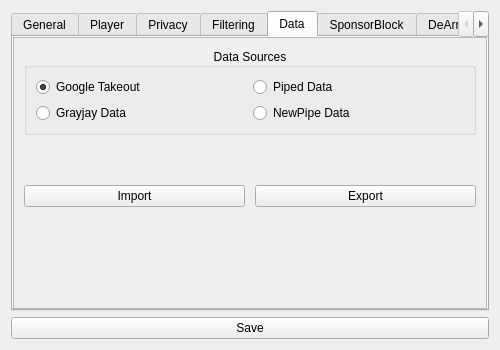
BowDown097/QtTube, file src/ui/forms/settings/settingsform.ui: the form before one commit.
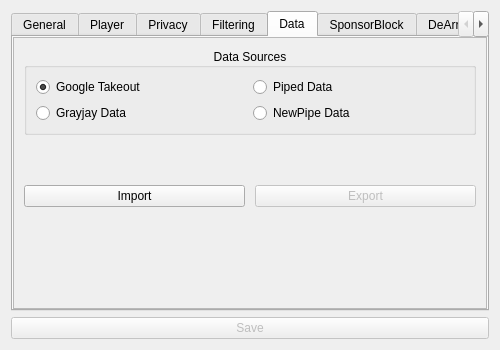
The form after the commit. The open tabs and pages were chosen to show the change.

Diff of the .ui file:
```diff
--- a/src/ui/forms/settings/settingsform.ui
+++ b/src/ui/forms/settings/settingsform.ui
@@ -16,6 +16,9 @@
   <layout class="QGridLayout" name="gridLayout">
    <item row="1" column="0">
     <widget class="QPushButton" name="saveButton">
+     <property name="enabled">
+      <bool>false</bool>
+     </property>
      <property name="text">
       <string>Save</string>
      </property>
@@ -797,7 +800,7 @@
            <rect>
             <x>0</x>
             <y>0</y>
-            <width>300</width>
+            <width>476</width>
             <height>215</height>
            </rect>
           </property>
@@ -896,6 +899,9 @@
              </item>
              <item>
               <widget class="QPushButton" name="exportButton">
+               <property name="enabled">
+                <bool>false</bool>
+               </property>
                <property name="text">
                 <string>Export</string>
                </property>
```
Left out of the diff: 10 changed lines with no effect on the pictures.
